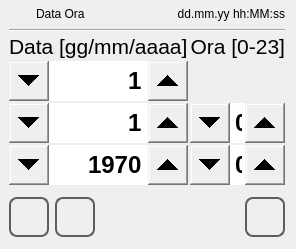
MECTsrl/mect_plugins, file qt_library/ATCMsystem/time_set.ui: the form before one commit.
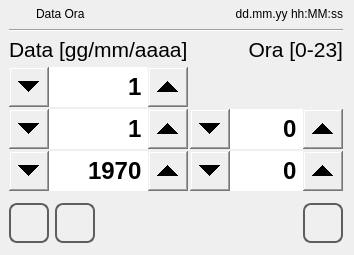
The form after the commit. Icons and pictures are not drawn.

What changed in the file:
```diff
--- a/qt_library/ATCMsystem/time_set.ui
+++ b/qt_library/ATCMsystem/time_set.ui
@@ -6,7 +6,8 @@
    <rect>
     <x>0</x>
     <y>0</y>
-    %Model%
+    <width>354</width>
+    <height>255</height>
    </rect>
   </property>
   <property name="minimumSize">
```
Left out of the diff: 4 changed lines with no effect on the pictures.
